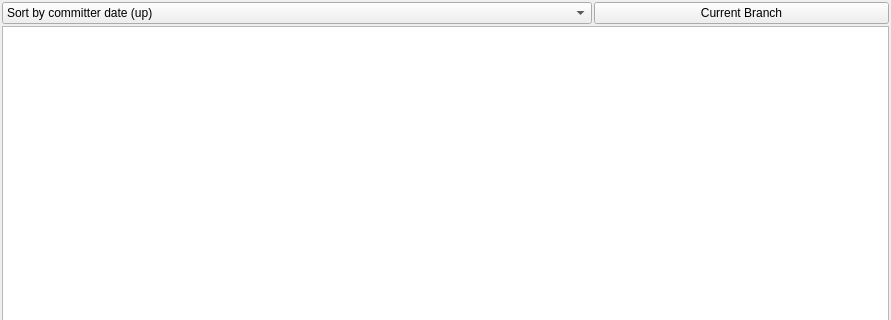
First picture: the form in gvtree_branchlist.ui, repository wtr9987/gvtree, before the edit; both pictures show x 0 to 891 and y 0 to 320 of the 891 by 700 pixel window.
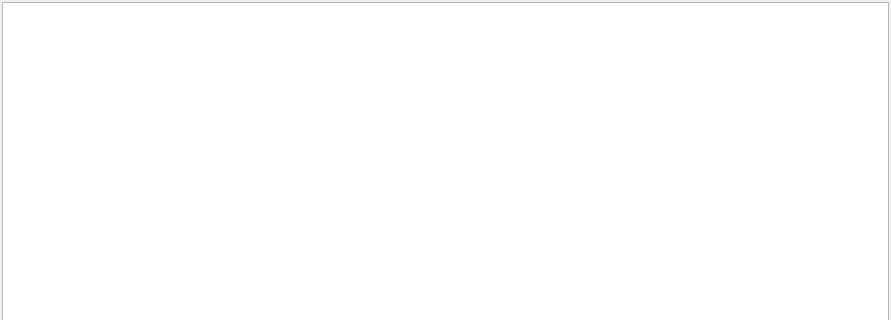
Second picture: the form after the edit. Custom widgets are drawn as their Qt base class.

Commit message: Change branchList to branchTable

What changed in the file:
```diff
--- a/gvtree_branchlist.ui
+++ b/gvtree_branchlist.ui
@@ -29,38 +29,7 @@
    <property name="spacing">
     <number>2</number>
    </property>
-   <item row="0" column="2">
-    <widget class="QPushButton" name="pbReset">
-     <property name="text">
-      <string>Current Branch</string>
-     </property>
-    </widget>
-   </item>
-   <item row="0" column="0" colspan="2">
-    <widget class="QComboBox" name="cbSort">
-     <item>
-      <property name="text">
-       <string>Sort by committer date (up)</string>
-      </property>
-     </item>
-     <item>
-      <property name="text">
-       <string>Sort by committer date (down)</string>
-      </property>
-     </item>
-     <item>
-      <property name="text">
-       <string>Sort by name (up)</string>
-      </property>
-     </item>
-     <item>
-      <property name="text">
-       <string>Sort by name (down)</string>
-      </property>
-     </item>
-    </widget>
-   </item>
-   <item row="1" column="0" rowspan="2" colspan="3">
+   <item row="0" column="0" rowspan="2" colspan="2">
     <widget class="BranchList" name="branchList"/>
    </item>
   </layout>
```
The commit also changes 5 other files.
